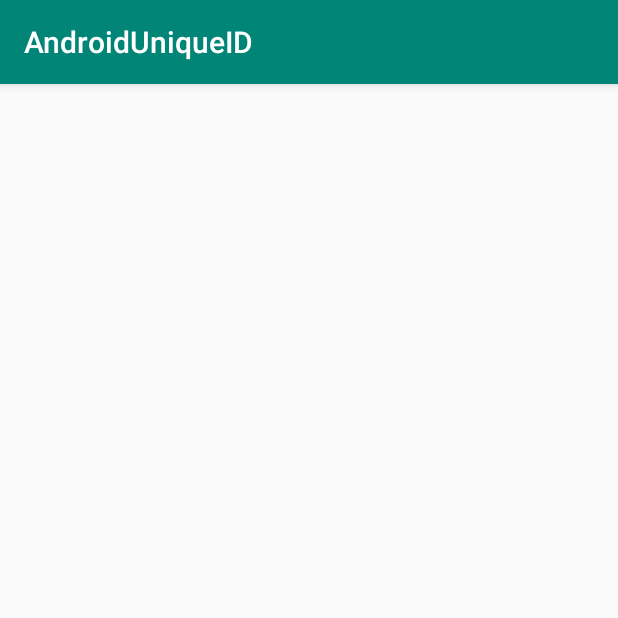
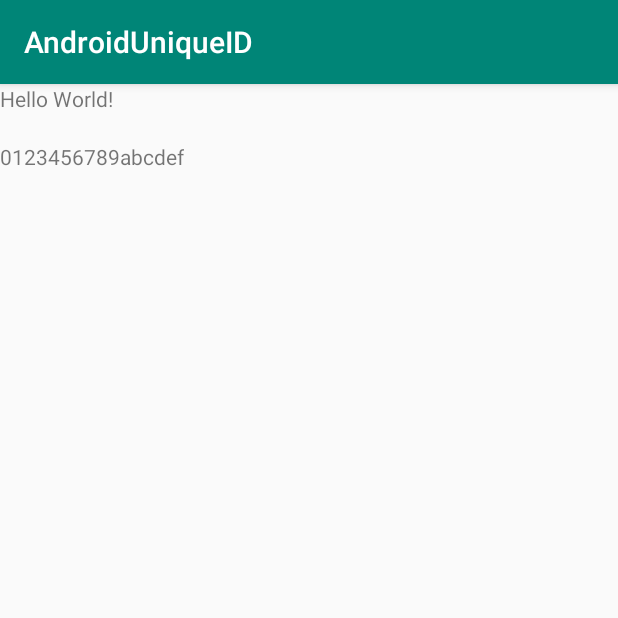
Before and after one commit to DNights/AndroidUniqueID, an Android app: the screen it shows after launch (MainActivity), on a phone screen of 412 x 824 dp, the top half of it. Run offline under Robolectric (Android 15) with nearby library versions, the phone set to English and light mode, and no system bars; 1 statement that could not run was skipped.

Commit message:
fixed UI

```diff
--- a/app/src/main/java/dev/dnights/androiduniqueid/MainActivity.kt
+++ b/app/src/main/java/dev/dnights/androiduniqueid/MainActivity.kt
@@ -10,9 +10,9 @@ class MainActivity : AppCompatActivity() {
         super.onCreate(savedInstanceState)
         setContentView(R.layout.activity_main)
 
-        //tv_device_id.text = UniqueID.getDeviceID(this)
-        //tv_device_id.text = UniqueID.getSimSerialNumber(this)
-        //tv_device_id.text = UniqueID.getAndroidID(this)
-        tv_device_id.text = UniqueID.getWidevineID()
+        //tv_device_id.text = UniqueID.getDeviceID(this) @Deprecated
+        tv_sim_serial_num.text = UniqueID.getSimSerialNumber(this)
+        tv_android_id.text = UniqueID.getAndroidID(this)
+        tv_widevine_id.text = UniqueID.getWidevineID()
     }
 }
--- a/app/src/main/java/dev/dnights/androiduniqueid/UniqueID.kt
+++ b/app/src/main/java/dev/dnights/androiduniqueid/UniqueID.kt
@@ -15,13 +15,13 @@ object UniqueID {
 
     }
 
-    @SuppressLint("MissingPermission")
+    @SuppressLint("MissingPermission", "HardwareIds")
     fun getDeviceID(context: Context) : String {
         val telephonyManager = context.getSystemService(Context.TELEPHONY_SERVICE) as TelephonyManager
         return telephonyManager.deviceId
     }
 
-    @SuppressLint("MissingPermission")
+    @SuppressLint("MissingPermission", "HardwareIds")
     fun getSimSerialNumber(context: Context): String{
         val telephonyManager = context.getSystemService(Context.TELEPHONY_SERVICE) as TelephonyManager
         return telephonyManager.simSerialNumber
--- a/app/src/main/res/layout/activity_main.xml
+++ b/app/src/main/res/layout/activity_main.xml
@@ -6,14 +6,37 @@
     android:layout_height="match_parent"
     tools:context=".MainActivity">
 
-    <TextView
-        android:id="@+id/tv_device_id"
-        android:layout_width="wrap_content"
-        android:layout_height="wrap_content"
-        android:text="Hello World!"
-        app:layout_constraintBottom_toBottomOf="parent"
-        app:layout_constraintLeft_toLeftOf="parent"
-        app:layout_constraintRight_toRightOf="parent"
-        app:layout_constraintTop_toTopOf="parent" />
+    <LinearLayout
+        android:layout_width="match_parent"
+        android:layout_height="match_parent"
+        android:orientation="vertical">
+
+        <TextView
+            android:id="@+id/tv_device_id"
+            android:layout_width="wrap_content"
+            android:layout_height="wrap_content"
+            android:text="Hello World!" />
+
+        <TextView
+            android:id="@+id/tv_sim_serial_num"
+            android:layout_width="wrap_content"
+            android:layout_height="wrap_content"
+            android:text="Hello World!" />
+
+        <TextView
+            android:id="@+id/tv_android_id"
+            android:layout_width="wrap_content"
+            android:layout_height="wrap_content"
+            android:text="Hello World!" />
+
+        <TextView
+            android:id="@+id/tv_widevine_id"
+            android:layout_width="wrap_content"
+            android:layout_height="wrap_content"
+            android:text="Hello World!" />
+
+    </LinearLayout>
+
+
 
 </androidx.constraintlayout.widget.ConstraintLayout>
```
